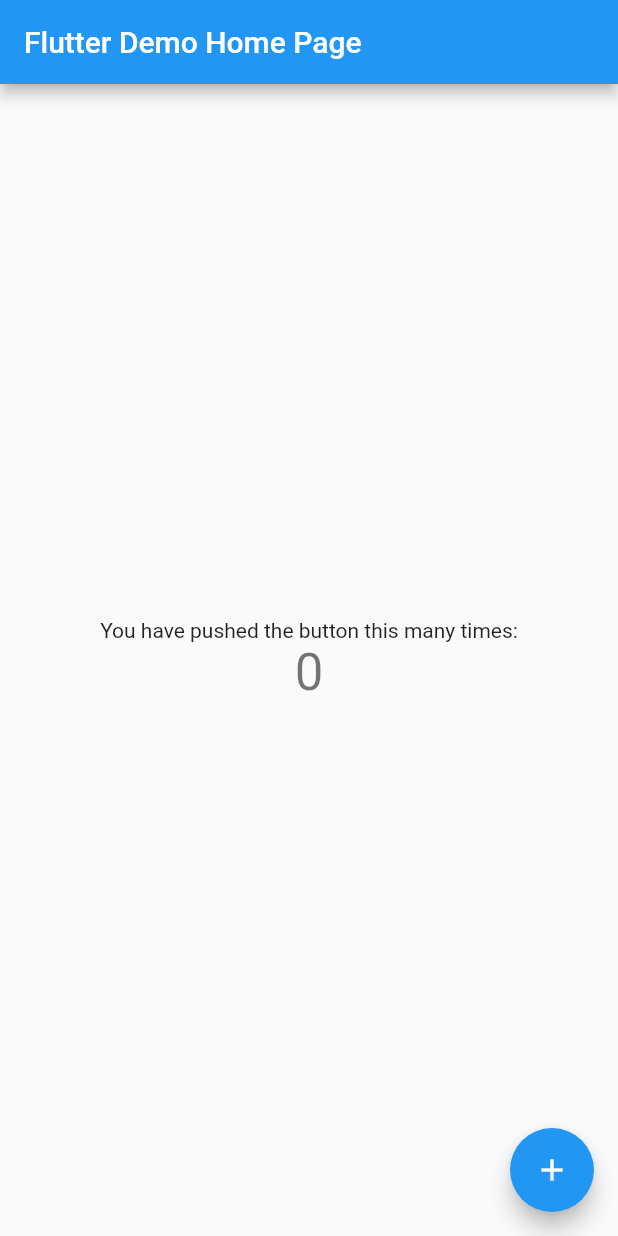
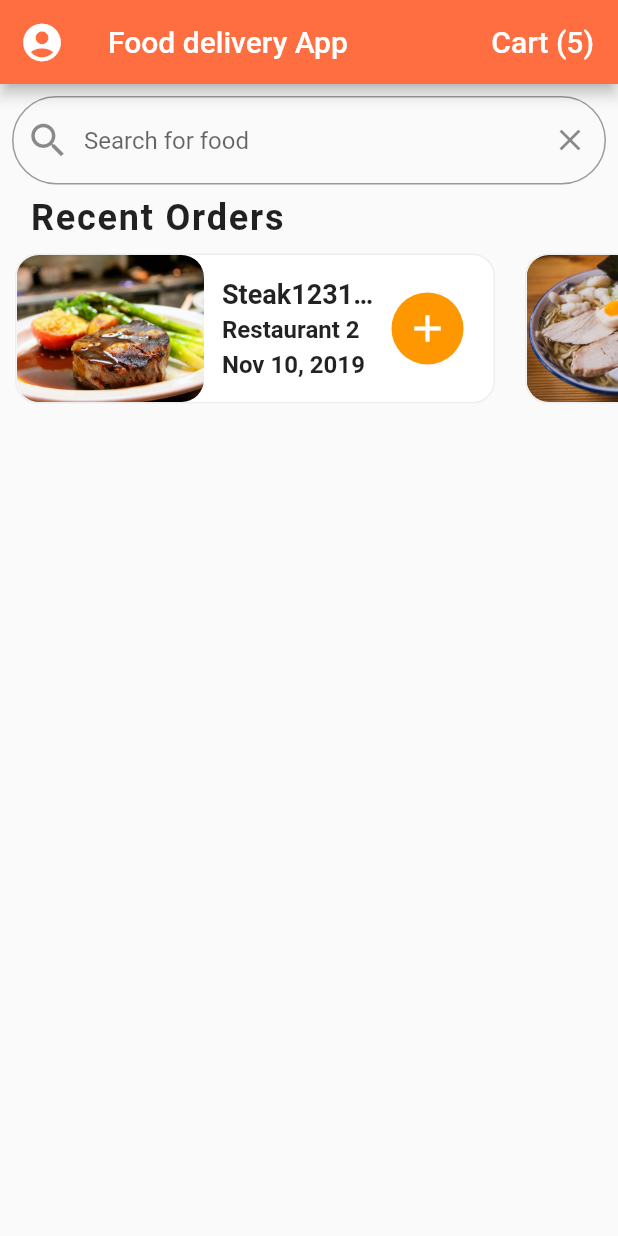
Before and after one commit to hainguyen0066/Flutter-Food-App, a Flutter app: the screen it shows after launch, on a phone screen of 412 x 824 dp. Run offline on Flutter 3.47's test engine with Material 2 defaults, Android fonts, the phone set to English and light mode, and no system bars.

Commit message:
commit update recent orders

```diff
--- a/lib/main.dart
+++ b/lib/main.dart
@@ -1,4 +1,5 @@
 import 'package:flutter/material.dart';
+import 'package:foodapp/screens/home_screen.dart';
 
 void main() {
   runApp(const MyApp());
@@ -12,19 +13,12 @@ class MyApp extends StatelessWidget {
   Widget build(BuildContext context) {
     return MaterialApp(
       title: 'Flutter Demo',
+      debugShowCheckedModeBanner: false,
       theme: ThemeData(
-        // This is the theme of your application.
-        //
-        // Try running your application with "flutter run". You'll see the
-        // application has a blue toolbar. Then, without quitting the app, try
-        // changing the primarySwatch below to Colors.green and then invoke
-        // "hot reload" (press "r" in the console where you ran "flutter run",
-        // or simply save your changes to "hot reload" in a Flutter IDE).
-        // Notice that the counter didn't reset back to zero; the application
-        // is not restarted.
-        primarySwatch: Colors.blue,
+        scaffoldBackgroundColor: Colors.grey[50],
+        primaryColor: Colors.orange
       ),
-      home: const MyHomePage(title: 'Flutter Demo Home Page'),
+      home: const HomeScreen(),
     );
   }
 }
--- a/lib/models/food.dart
+++ b/lib/models/food.dart
@@ -4,8 +4,8 @@ class Food {
   final double price;
 
   Food({
-    this.imageUrl,
-    this.name,
-    this.price,
+    required this.imageUrl,
+    required this.name,
+    required this.price,
   });
 }
--- a/lib/models/order.dart
+++ b/lib/models/order.dart
@@ -8,9 +8,9 @@ class Order {
   final int quantity;
 
   Order({
-    this.date,
-    this.restaurant,
-    this.food,
-    this.quantity,
+    required  this.date,
+    required this.restaurant,
+    required this.food,
+    required this.quantity,
   });
 }
--- a/lib/models/restaurant.dart
+++ b/lib/models/restaurant.dart
@@ -8,10 +8,10 @@ class Restaurant {
   final List<Food> menu;
 
   Restaurant({
-    this.imageUrl,
-    this.name,
-    this.address,
-    this.rating,
-    this.menu,
+    required this.imageUrl,
+    required this.name,
+    required this.address,
+    required this.rating,
+    required this.menu,
   });
 }
--- a/lib/models/user.dart
+++ b/lib/models/user.dart
@@ -1,4 +1,4 @@
-import 'package:flutter_food_delivery_ui/models/order.dart';
+import 'package:foodapp/models/order.dart';
 
 class User {
   final String name;
@@ -6,8 +6,8 @@ class User {
   final List<Order> cart;
 
   User({
-    this.name,
-    this.orders,
-    this.cart,
+    required this.name,
+    required this.orders,
+    required this.cart,
   });
 }
--- /dev/null
+++ b/lib/screens/home_screen.dart
@@ -0,0 +1,64 @@
+import 'package:flutter/material.dart';
+import 'package:foodapp/data/data.dart';
+import 'package:foodapp/widgets/recent_orders.dart';
+
+class HomeScreen extends StatefulWidget {
+  const HomeScreen({Key? key}) : super(key: key);
+
+  @override
+  _HomeScreenState createState() => _HomeScreenState();
+}
+
+class _HomeScreenState extends State<HomeScreen> {
+  @override
+  Widget build(BuildContext context) {
+    return Scaffold(
+      appBar: AppBar(
+        backgroundColor: Colors.deepOrangeAccent,
+        leading: IconButton(
+          icon: Icon(Icons.account_circle),
+          iconSize: 30.0,
+          onPressed: () {
+          },
+        ),
+        title: Text('Food delivery App'),
+        actions: <Widget> [
+          FlatButton(
+            child: Text(
+              'Cart (${currentUser.cart.length})',
+              style: TextStyle(
+                  color: Colors.white,
+                  fontSize: 20.0
+              ),
+            ),
+            onPressed: () {},
+          )
+        ],
+      ),
+      body: ListView(
+        children: <Widget>[
+          Padding(
+            padding: const EdgeInsets.all(8.0),
+            child: TextField(
+              decoration: InputDecoration(
+                border: OutlineInputBorder(
+                  borderRadius: BorderRadius.circular(30.0)
+                ),
+                hintText: 'Search for food',
+                prefixIcon: Icon(
+                  Icons.search,
+                  size: 30.0,
+                ),
+                suffixIcon: IconButton(
+                  icon: Icon(Icons.clear),
+                  onPressed: () {}
+                )
+              ),
+            ),
+          ),
+          RecentOrder()
+        ],
+      ),
+    );
+  }
+}
--- /dev/null
+++ b/lib/widgets/recent_orders.dart
@@ -0,0 +1,123 @@
+import 'package:flutter/material.dart';
+import 'package:foodapp/data/data.dart';
+import 'package:foodapp/models/order.dart';
+
+class RecentOrder extends StatelessWidget {
+  const RecentOrder({Key? key}) : super(key: key);
+
+  _buldRecentOrder(BuildContext context, Order order) {
+     return Container(
+       margin: EdgeInsets.all(10.0),
+       width: 320.0,
+       decoration: BoxDecoration(
+         color: Colors.white,
+         borderRadius: BorderRadius.circular(15.0),
+         border: Border.all(
+           width: 1.0,
+           color: Colors.grey.shade200
+         )
+       ),
+       child: Row(
+         mainAxisAlignment: MainAxisAlignment.spaceBetween,
+         children: [
+           Expanded(
+             child: ClipRRect(
+               borderRadius: BorderRadius.circular(15.0),
+               child: Image(
+                 height: 100.0,
+                 width: 100.0,
+                 image: AssetImage(order.food.imageUrl),
+                 fit: BoxFit.cover
+               ),
+             ),
+           ),
+           Expanded(
+             child: Container(
+               margin: EdgeInsets.all(12.0),
+               child: Column(
+                 mainAxisAlignment: MainAxisAlignment.center,
+                 crossAxisAlignment: CrossAxisAlignment.start,
+                 children: [
+                   Text(
+                     order.food.name + '1231232222123',
+                     style: TextStyle(
+                       fontSize: 18.0,
+                       fontWeight: FontWeight.bold
+                     ),
+                     overflow: TextOverflow.ellipsis,
+                   ),
+                   SizedBox(height: 4.0,),
+                   Text(
+                     order.restaurant.name,
+                     style: TextStyle(
+                         fontSize: 16.0,
+                         fontWeight: FontWeight.w600
+                     ),
+                     overflow: TextOverflow.ellipsis,
+                   ),
+                   SizedBox(height: 4.0,),
+                   Text(
+                     order.date,
+                     style: TextStyle(
+                         fontSize: 16.0,
+                         fontWeight: FontWeight.w600
+                     ),
+                     overflow: TextOverflow.ellipsis,
+                   )
+                 ],
+               ),
+             ),
+           ),
+           Container(
+             margin: EdgeInsets.only(right: 20.0),
+             width: 48.0,
+             decoration: BoxDecoration(
+               color: Theme.of(context).primaryColor,
+               borderRadius: BorderRadius.circular(30.0)
+             ),
+             child: IconButton(
+               icon: Icon(Icons.add),
+               iconSize: 30.0,
+               color: Colors.white,
+               onPressed: () {
+
+               },
+             ),
+           )
+         ],
+       ),
+     );
+  }
+
+
+  @override
+  Widget build(BuildContext context) {
+    return Column(
+      crossAxisAlignment: CrossAxisAlignment.start,
+      children: [
+        Padding(
+          padding: const EdgeInsets.symmetric(horizontal: 20.0),
+          child: Text(
+            'Recent Orders',
+            style: TextStyle(
+                fontSize: 24.0,
+                fontWeight: FontWeight.w600,
+                letterSpacing: 1.2),
+          ),
+        ),
+        Container(
+          height: 120.0,
+          child: ListView.builder(
+            scrollDirection: Axis.horizontal,
+            physics: BouncingScrollPhysics(),
+            itemCount: currentUser.orders.length,
+            itemBuilder: (BuildContext context, int index) {
+              Order order= currentUser.orders[index];
+              return _buldRecentOrder(context, order);
+            },
+          ),
+        )
+      ],
+    );
+  }
+}
--- a/pubspec.yaml
+++ b/pubspec.yaml
@@ -58,9 +58,8 @@ flutter:
   uses-material-design: true
 
   # To add assets to your application, add an assets section, like this:
-  # assets:
-  #   - images/a_dot_burr.jpeg
-  #   - images/a_dot_ham.jpeg
+  assets:
+    - assets/images/
 
   # An image asset can refer to one or more resolution-specific "variants", see
   # https://flutter.dev/assets-and-images/#resolution-aware.
```
